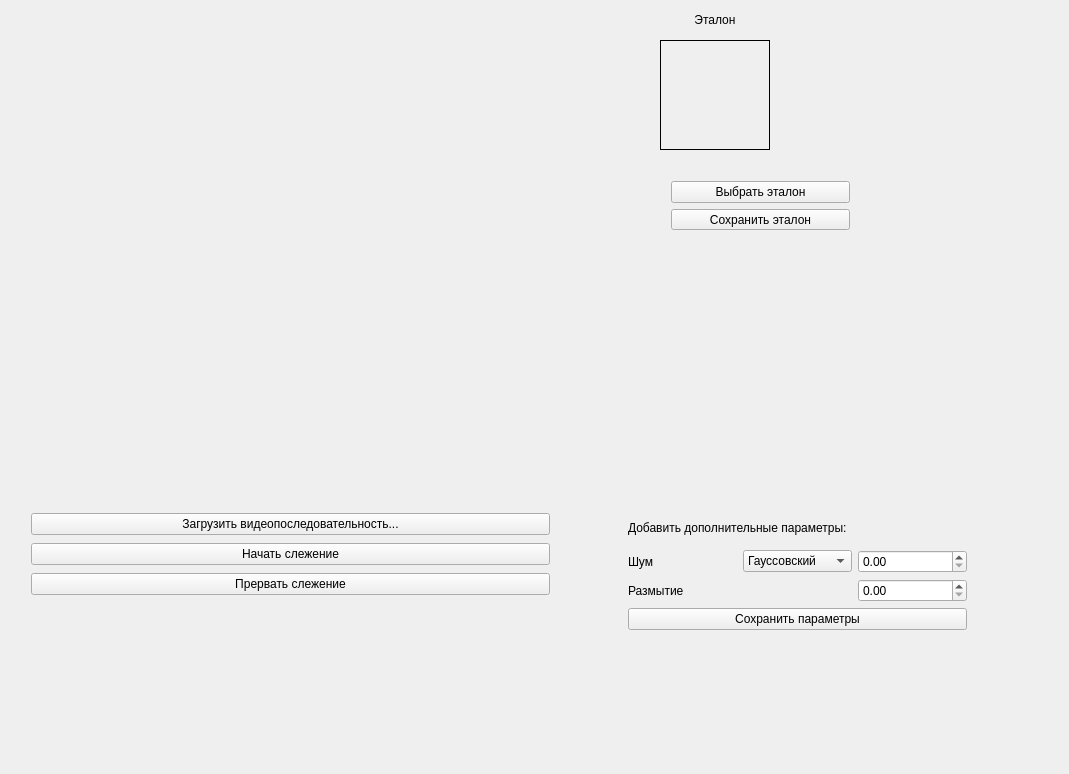
Above: widget.ui from lizatish/Techical_view before the change. Below: the same form after it.
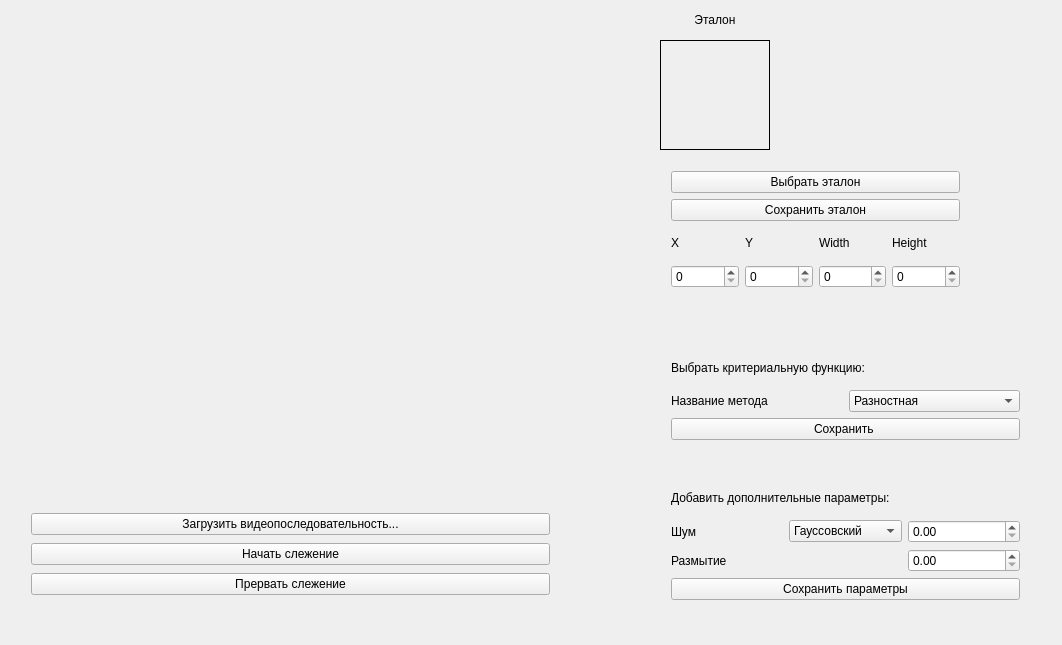
That is the form after the change. Custom widgets are drawn as their Qt base class.

Commit message: Add x, y, w, h spinbox for etalon posiion. Change only with handle change etalon

```diff
--- a/widget.ui
+++ b/widget.ui
@@ -6,8 +6,8 @@
    <rect>
     <x>0</x>
     <y>0</y>
-    <width>1069</width>
-    <height>774</height>
+    <width>1062</width>
+    <height>645</height>
    </rect>
   </property>
   <property name="mouseTracking">
@@ -115,38 +115,12 @@
     <set>Qt::AlignCenter</set>
    </property>
   </widget>
-  <widget class="QWidget" name="verticalLayoutWidget">
-   <property name="geometry">
-    <rect>
-     <x>660</x>
-     <y>170</y>
-     <width>201</width>
-     <height>71</height>
-    </rect>
-   </property>
-   <layout class="QVBoxLayout" name="etalonLayout">
-    <item>
-     <widget class="QPushButton" name="changeEtalon">
-      <property name="text">
-       <string>Выбрать эталон</string>
-      </property>
-     </widget>
-    </item>
-    <item>
-     <widget class="QPushButton" name="saveEtalon">
-      <property name="text">
-       <string>Сохранить эталон</string>
-      </property>
-     </widget>
-    </item>
-   </layout>
-  </widget>
   <widget class="QWidget" name="gridLayoutWidget_2">
    <property name="geometry">
     <rect>
-     <x>617</x>
-     <y>500</y>
-     <width>361</width>
+     <x>660</x>
+     <y>470</y>
+     <width>371</width>
      <height>141</height>
     </rect>
    </property>
@@ -227,6 +201,163 @@
     </item>
    </layout>
   </widget>
+  <widget class="QWidget" name="horizontalLayoutWidget">
+   <property name="geometry">
+    <rect>
+     <x>660</x>
+     <y>160</y>
+     <width>311</width>
+     <height>139</height>
+    </rect>
+   </property>
+   <layout class="QHBoxLayout" name="etalon2Layout">
+    <item>
+     <layout class="QVBoxLayout" name="etalonLayout">
+      <item>
+       <widget class="QPushButton" name="changeEtalon">
+        <property name="text">
+         <string>Выбрать эталон</string>
+        </property>
+       </widget>
+      </item>
+      <item>
+       <widget class="QPushButton" name="saveEtalon">
+        <property name="text">
+         <string>Сохранить эталон</string>
+        </property>
+       </widget>
+      </item>
+      <item>
+       <layout class="QGridLayout" name="gridLayout_2">
+        <item row="1" column="1">
+         <widget class="QSpinBox" name="yEtalonValue">
+          <property name="maximum">
+           <number>480</number>
+          </property>
+         </widget>
+        </item>
+        <item row="0" column="2">
+         <widget class="QLabel" name="widthEtalonText">
+          <property name="text">
+           <string>Width</string>
+          </property>
+         </widget>
+        </item>
+        <item row="0" column="1">
+         <widget class="QLabel" name="yEtalonText">
+          <property name="text">
+           <string>Y</string>
+          </property>
+         </widget>
+        </item>
+        <item row="0" column="0">
+         <widget class="QLabel" name="xEtalonText">
+          <property name="text">
+           <string>X</string>
+          </property>
+         </widget>
+        </item>
+        <item row="1" column="0">
+         <layout class="QGridLayout" name="coordinatesEtalonLayout">
+          <item row="1" column="0">
+           <widget class="QSpinBox" name="xEtalonValue">
+            <property name="maximum">
+             <number>640</number>
+            </property>
+           </widget>
+          </item>
+         </layout>
+        </item>
+        <item row="0" column="3">
+         <widget class="QLabel" name="heightEtalonText">
+          <property name="text">
+           <string>Height</string>
+          </property>
+         </widget>
+        </item>
+        <item row="1" column="2">
+         <widget class="QSpinBox" name="widthEtalonValue">
+          <property name="maximum">
+           <number>640</number>
+          </property>
+         </widget>
+        </item>
+        <item row="1" column="3">
+         <widget class="QSpinBox" name="heightEtalonValue">
+          <property name="maximum">
+           <number>480</number>
+          </property>
+         </widget>
+        </item>
+       </layout>
+      </item>
+     </layout>
+    </item>
+   </layout>
+  </widget>
+  <widget class="QWidget" name="gridLayoutWidget_4">
+   <property name="geometry">
+    <rect>
+     <x>660</x>
+     <y>340</y>
+     <width>371</width>
+     <height>111</height>
+    </rect>
+   </property>
+   <layout class="QGridLayout" name="cryteryFunctionLayout">
+    <item row="4" column="0">
+     <widget class="QPushButton" name="saveCryterySettings">
+      <property name="text">
+       <string>Сохранить </string>
+      </property>
+     </widget>
+    </item>
+    <item row="2" column="0">
+     <layout class="QGridLayout" name="ctytheryMethodsLayout">
+      <item row="0" column="0">
+       <widget class="QLabel" name="textCriteryFunction">
+        <property name="text">
+         <string>Выбрать критериальную функцию:</string>
+        </property>
+        <property name="alignment">
+         <set>Qt::AlignLeading|Qt::AlignLeft|Qt::AlignVCenter</set>
+        </property>
+       </widget>
+      </item>
+     </layout>
+    </item>
+    <item row="3" column="0">
+     <layout class="QHBoxLayout" name="cryteryMethodLayout">
+      <item>
+       <widget class="QLabel" name="textCrytheryMethod">
+        <property name="text">
+         <string>Название метода</string>
+        </property>
+       </widget>
+      </item>
+      <item>
+       <widget class="QComboBox" name="crytheryType">
+        <item>
+         <property name="text">
+          <string>Разностная</string>
+         </property>
+        </item>
+        <item>
+         <property name="text">
+          <string>Квадрат разности</string>
+         </property>
+        </item>
+        <item>
+         <property name="text">
+          <string>Корреляция</string>
+         </property>
+        </item>
+       </widget>
+      </item>
+     </layout>
+    </item>
+   </layout>
+  </widget>
  </widget>
  <layoutdefault spacing="6" margin="11"/>
  <customwidgets>
```
The commit also changes 3 other files.
